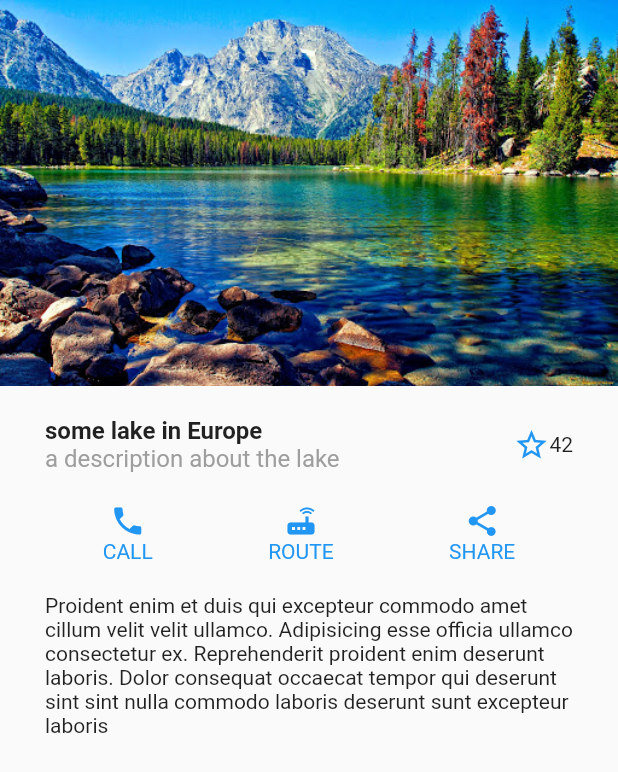
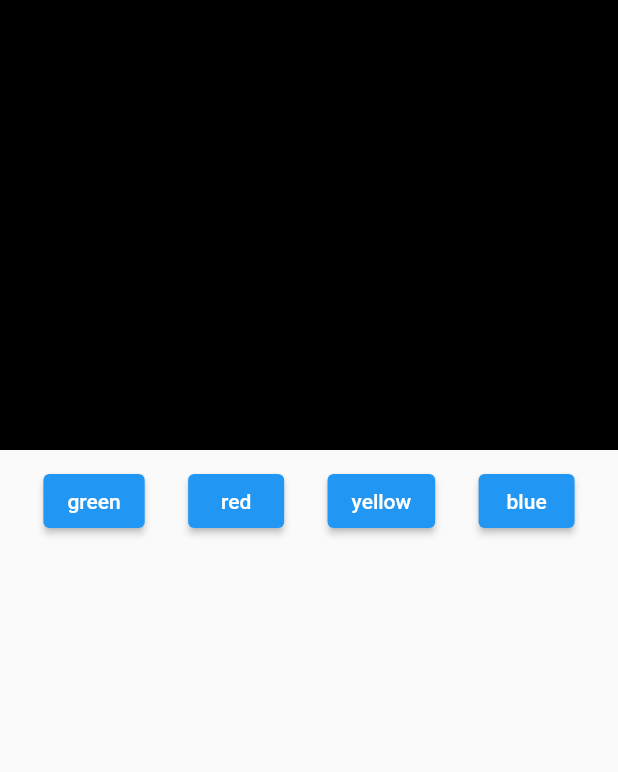
Before and after one commit to HiskelKelemework/AMP_LAB, a Flutter app: the screen it shows after launch, on a phone screen of 412 x 824 dp. Shown: the top 772 px of the screen. Run offline on Flutter 3.47's test engine with Material 2 defaults, Android fonts, the phone set to English and light mode, and no system bars.

Commit message:
added color provider

```diff
--- a/lib/main.dart
+++ b/lib/main.dart
@@ -1,5 +1,6 @@
 import 'package:flutter/cupertino.dart';
 import 'package:flutter/material.dart';
+import 'package:myapp/screens/color_screen.dart';
 import 'package:myapp/star.dart';
 import 'package:myapp/star_stateful.dart';
 
@@ -107,25 +108,7 @@ class MyApp extends StatelessWidget {
 
     return MaterialApp(
       debugShowCheckedModeBanner: false,
-      home: Scaffold(
-          body: Column(
-        children: [
-          Image.asset("assets/lake.jpg"),
-          Padding(
-            padding: const EdgeInsets.symmetric(
-              horizontal: 30.0,
-              vertical: 20.0,
-            ),
-            child: Column(
-              children: [
-                _buildTextRow(),
-                _buildIconRow(),
-                _buildText(),
-              ],
-            ),
-          )
-        ],
-      )),
+      home: ColorScreen(),
     );
   }
 }
--- /dev/null
+++ b/lib/providers/color_provider.dart
@@ -0,0 +1,11 @@
+import 'package:flutter/material.dart';
+
+class ColorProvider extends ChangeNotifier {
+  Color color;
+  ColorProvider(this.color);
+
+  void changeColor(Color color) {
+    this.color = color;
+    notifyListeners();
+  }
+}
--- /dev/null
+++ b/lib/screens/color_screen.dart
@@ -0,0 +1,58 @@
+import 'package:flutter/material.dart';
+import 'package:myapp/providers/color_provider.dart';
+import 'package:provider/provider.dart';
+
+class ColorScreen extends StatelessWidget {
+  ColorScreen({Key? key}) : super(key: key);
+
+  final colorProvider = ColorProvider(Colors.black);
+
+  @override
+  Widget build(BuildContext context) {
+    return ChangeNotifierProvider<ColorProvider>(
+      create: (context) => colorProvider,
+      child: Scaffold(
+        body: Center(
+          child: Column(
+            children: [
+              Consumer<ColorProvider>(
+                builder: (context, state, _) {
+                  return Container(
+                    height: 300,
+                    color: state.color,
+                  );
+                },
+              ),
+              SizedBox(height: 10.0),
+              Row(
+                mainAxisAlignment: MainAxisAlignment.spaceEvenly,
+                children: [
+                  ElevatedButton(
+                      onPressed: () {
+                        colorProvider.changeColor(Colors.green);
+                      },
+                      child: Text('green')),
+                  ElevatedButton(
+                      onPressed: () {
+                        colorProvider.changeColor(Colors.red);
+                      },
+                      child: Text('red')),
+                  ElevatedButton(
+                      onPressed: () {
+                        colorProvider.changeColor(Colors.yellow);
+                      },
+                      child: Text('yellow')),
+                  ElevatedButton(
+                      onPressed: () {
+                        colorProvider.changeColor(Colors.blue);
+                      },
+                      child: Text('blue')),
+                ],
+              )
+            ],
+          ),
+        ),
+      ),
+    );
+  }
+}
```
